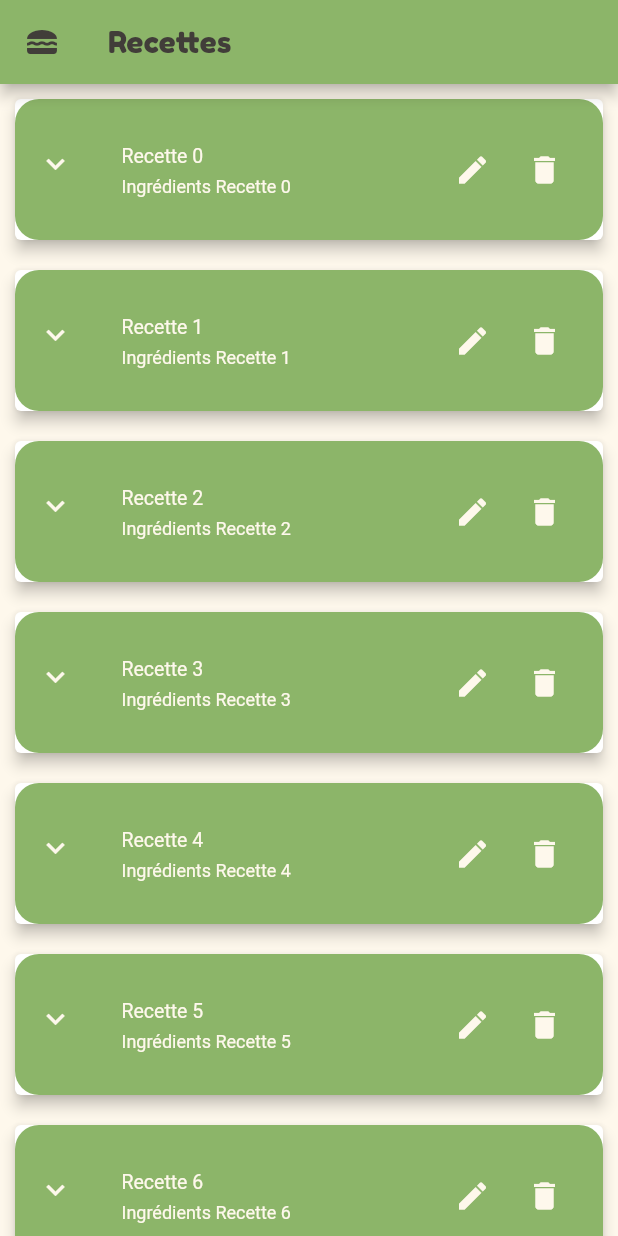
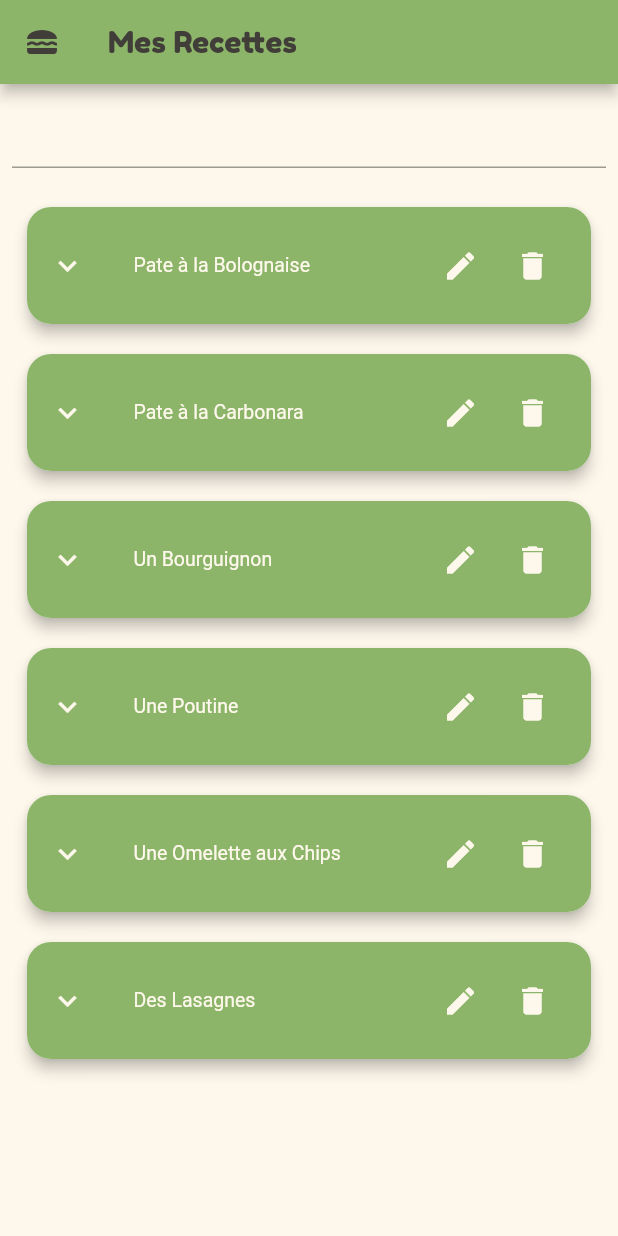
Before and after one commit to Orthoceras69/feed-meal, a Flutter app: the RecipesPage screen opened directly, on a phone screen of 412 x 824 dp. Run offline on Flutter 3.47's test engine with Material 2 defaults, Android fonts, the phone set to English and light mode, and no system bars.

Commit message:
feat: recipes + settings + list

```diff
--- a/lib/views/recipes.dart
+++ b/lib/views/recipes.dart
@@ -1,4 +1,5 @@
 import 'package:feed_meal_app/config/class_palette.dart';
+import 'package:feed_meal_app/widgets/listviewbuilder.dart';
 import 'package:flutter/material.dart';
 import '../widgets/appbar.dart';
 import '../widgets/drawer.dart';
@@ -9,53 +10,56 @@ class RecipesPage extends StatefulWidget {
   State<RecipesPage> createState() => _RecipesPageState();
 }
 
-String title = "Recettes";
+String title = "Mes Recettes";
 
 class _RecipesPageState extends State<RecipesPage> {
-  final List<Map<String, dynamic>> _items = List.generate(
-      10,
-      (index) => {
-            "id": index,
-            "title": "Recette $index",
-            "subtitle": "Ingrédients Recette $index"
-          });
+  final TextEditingController _textController = TextEditingController();
+  List<String> initialList = [
+    "Pate à la Bolognaise",
+    "Pate à la Carbonara",
+    "Un Bourguignon",
+    "Une Poutine",
+    "Une Omelette aux Chips",
+    "Des Lasagnes"
+  ];
+  List<String> filteredList = [];
   @override
   Widget build(BuildContext context) {
     return Scaffold(
         appBar: myAppBar(context, title),
         body: Container(
             decoration: const BoxDecoration(color: Palette.light),
-            child: ListTileTheme(
-              contentPadding: const EdgeInsets.all(15),
-              iconColor: Palette.light,
-              textColor: Palette.light,
-              tileColor: Palette.primary,
-              style: ListTileStyle.list,
-              shape: const RoundedRectangleBorder(
-                  borderRadius: BorderRadius.all(Radius.circular(16))),
-              dense: true,
-              child: ListView.builder(
-                itemCount: _items.length,
-                itemBuilder: (_, index) => Card(
-                  margin: const EdgeInsets.all(10),
-                  elevation: 4,
-                  child: ListTile(
-                    leading: const Icon(Icons.expand_more),
-                    title: Text(_items[index]['title']),
-                    subtitle: Text(_items[index]['subtitle']),
-                    trailing: Row(
-                      mainAxisSize: MainAxisSize.min,
-                      children: [
-                        IconButton(
-                            onPressed: () {}, icon: const Icon(Icons.edit)),
-                        IconButton(
-                            onPressed: () {}, icon: const Icon(Icons.delete)),
-                      ],
-                    ),
-                  ),
+            child: Column(children: [
+              Padding(
+                padding: const EdgeInsets.all(8.0),
+                child: TextField(
+                  controller: _textController,
+                  onChanged: (text) {
+                    text = text.toLowerCase();
+                    setState(() {
+                      filteredList = initialList
+                          .where(
+                              (element) => element.toLowerCase().contains(text))
+                          .toList();
+                    });
+                  },
                 ),
               ),
-            )),
+              if (filteredList.isEmpty && _textController.text.isEmpty)
+                Expanded(
+                    child: Padding(
+                        padding: const EdgeInsets.all(8.0),
+                        child: listViewBuilder(context, initialList)))
+              else if (filteredList.isEmpty && _textController.text.isNotEmpty)
+                const Expanded(
+                  child: Text('Aucune donnée'),
+                )
+              else
+                Expanded(
+                    child: Padding(
+                        padding: const EdgeInsets.all(8.0),
+                        child: listViewBuilder(context, filteredList)))
+            ])),
         drawer: myDrawer(context, title));
   }
 }
--- a/lib/widgets/drawer.dart
+++ b/lib/widgets/drawer.dart
@@ -2,6 +2,8 @@ import 'package:feed_meal_app/config/class_palette.dart';
 import 'package:feed_meal_app/views/homepage.dart';
 import 'package:feed_meal_app/views/meal.dart';
 import 'package:feed_meal_app/views/recipes.dart';
+import 'package:feed_meal_app/views/recipes_research.dart';
+import 'package:feed_meal_app/views/settings.dart';
 import 'package:flutter/material.dart';
 
 Widget myDrawer(BuildContext context, String title) {
@@ -53,13 +55,25 @@ Widget myDrawer(BuildContext context, String title) {
                     ListTile(
                         leading:
                             const Icon(Icons.menu_book, color: Palette.dark),
-                        title: const Text("Recette",
+                        title: const Text("Mes Recettes",
                             style: TextStyle(color: Palette.dark)),
                         onTap: () {
                           Navigator.push(
                               context,
                               MaterialPageRoute(
                                   builder: (context) => const RecipesPage()));
+                        }),
+                    ListTile(
+                        leading: const Icon(Icons.playlist_add_rounded,
+                            color: Palette.dark),
+                        title: const Text("Nouvelles Recettes",
+                            style: TextStyle(color: Palette.dark)),
+                        onTap: () {
+                          Navigator.push(
+                              context,
+                              MaterialPageRoute(
+                                  builder: (context) =>
+                                      const RecipesResearchPage()));
                         }),
                     Padding(
                         padding: EdgeInsetsDirectional.only(
@@ -69,7 +83,13 @@ Widget myDrawer(BuildContext context, String title) {
                                 const Icon(Icons.settings, color: Palette.dark),
                             title: const Text("Réglages",
                                 style: TextStyle(color: Palette.dark)),
-                            onTap: () {}))
+                            onTap: () {
+                              Navigator.push(
+                                  context,
+                                  MaterialPageRoute(
+                                      builder: (context) =>
+                                          const SettingsPage()));
+                            }))
                   ])
                 ]))
       ]));
--- /dev/null
+++ b/lib/widgets/listviewbuilder.dart
@@ -0,0 +1,29 @@
+import 'package:feed_meal_app/config/class_palette.dart';
+import 'package:flutter/material.dart';
+
+Widget listViewBuilder(BuildContext context, List list) {
+  return ListTileTheme(
+      contentPadding: const EdgeInsets.all(15),
+      iconColor: Palette.light,
+      textColor: Palette.light,
+      tileColor: Palette.primary,
+      style: ListTileStyle.list,
+      shape: const RoundedRectangleBorder(
+          borderRadius: BorderRadius.all(Radius.circular(16))),
+      dense: true,
+      child: ListView.builder(
+          itemCount: list.length,
+          itemBuilder: ((_, index) => Card(
+              shape: const RoundedRectangleBorder(
+                  borderRadius: BorderRadius.all(Radius.circular(16))),
+              margin: const EdgeInsets.all(10),
+              elevation: 4,
+              child: ListTile(
+                  leading: const Icon(Icons.expand_more),
+                  title: Text(list[index]),
+                  trailing: Row(mainAxisSize: MainAxisSize.min, children: [
+                    IconButton(onPressed: () {}, icon: const Icon(Icons.edit)),
+                    IconButton(
+                        onPressed: () {}, icon: const Icon(Icons.delete)),
+                  ]))))));
+}
```
Also changed, not shown: lib/main.dart (+9 -3 lines), lib/views/meal.dart (+39 -36 lines), lib/views/recipes_research.dart (added, +96 -0 lines), lib/views/settings.dart (added, +59 -0 lines), lib/widgets/appbar.dart (+7 -7 lines).
